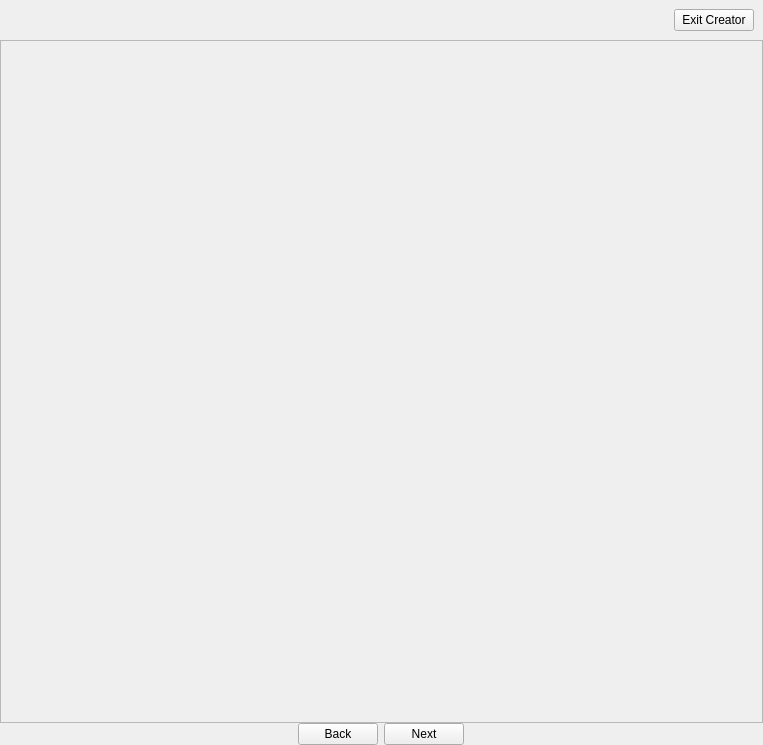
Above: howdyCoder/ui/qtUiFiles/createWizard.ui from rmallow/howdyCoder before the change. Below: the same form after it.
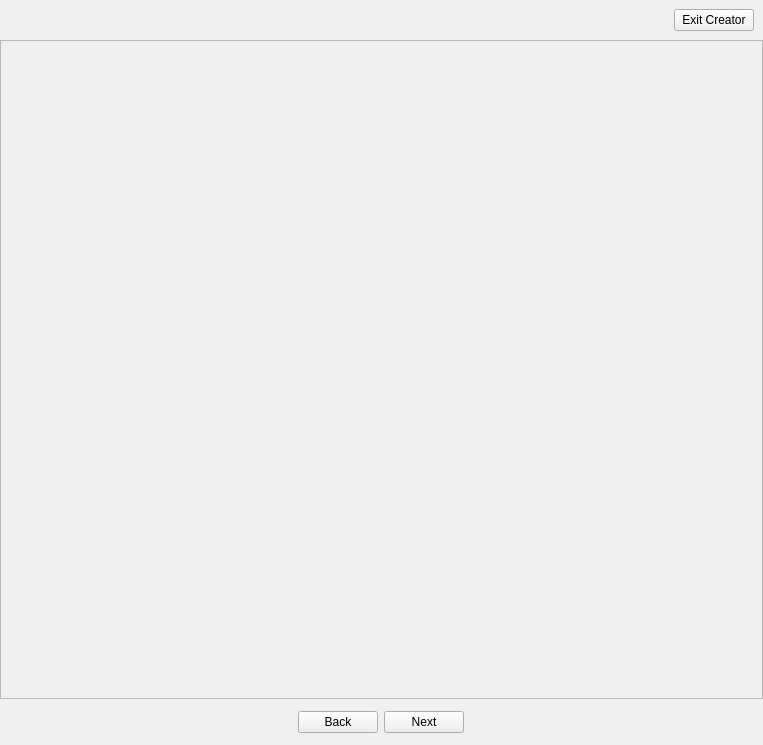
That is the form after the change. Custom widgets are drawn as their Qt base class.

Commit message: adding start wizard

The edit to the form file:
```diff
--- a/howdyCoder/ui/qtUiFiles/createWizard.ui
+++ b/howdyCoder/ui/qtUiFiles/createWizard.ui
@@ -120,7 +120,7 @@
         <x>0</x>
         <y>0</y>
         <width>761</width>
-        <height>667</height>
+        <height>655</height>
        </rect>
       </property>
       <layout class="QVBoxLayout" name="verticalLayout_2">
@@ -157,10 +157,10 @@
     <widget class="QWidget" name="buttonBox" native="true">
      <layout class="QHBoxLayout" name="horizontalLayout_2">
       <property name="topMargin">
-       <number>0</number>
+       <number>12</number>
       </property>
       <property name="bottomMargin">
-       <number>0</number>
+       <number>12</number>
       </property>
       <item>
        <widget class="QPushButton" name="backButton">
```
The commit also changes 28 other files.
